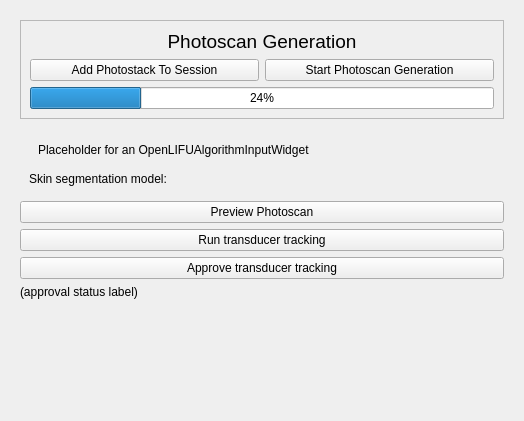
Before: the Qt Designer form OpenLIFUTransducerTracker/Resources/UI/OpenLIFUTransducerTracker.ui in OpenwaterHealth/SlicerOpenLIFU, drawn with Qt 5.
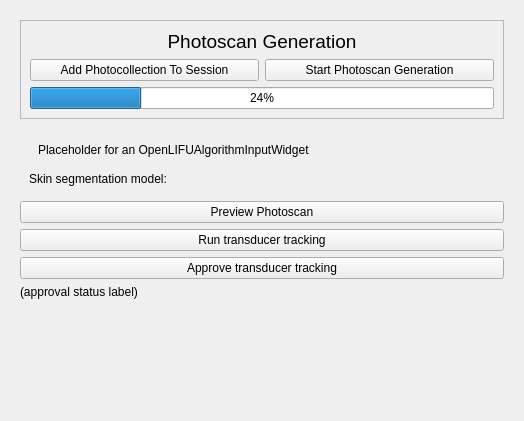
After: the same form once the commit is applied. Custom widgets are drawn as their Qt base class.

Commit message:
Change `Photostack` to `Photocollection` (#150)
For naming consistency with anticipated OpenLIFU-python objects

```diff
--- a/OpenLIFUTransducerTracker/Resources/UI/OpenLIFUTransducerTracker.ui
+++ b/OpenLIFUTransducerTracker/Resources/UI/OpenLIFUTransducerTracker.ui
@@ -50,7 +50,7 @@
               <string>Load an openlifu protocol from json</string>
              </property>
              <property name="text">
-              <string>Add Photostack To Session</string>
+              <string>Add Photocollection To Session</string>
              </property>
             </widget>
            </item>
```
Left out of the diff: 2 changed lines with no effect on the pictures. The commit also changes 2 other files.
